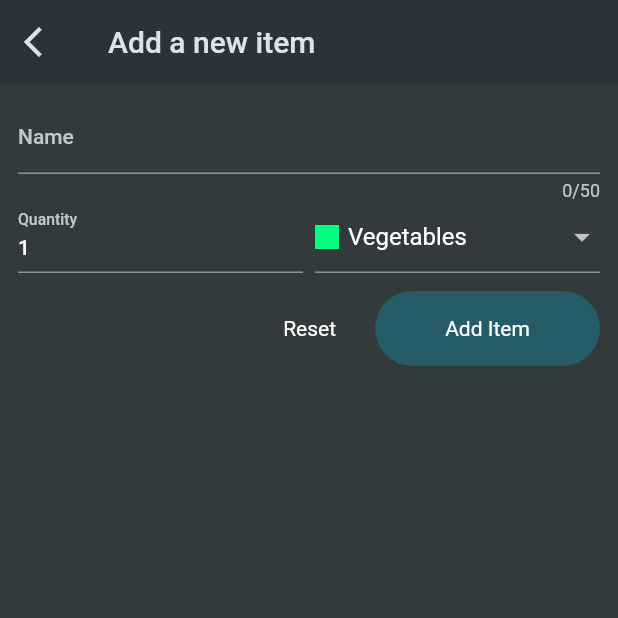
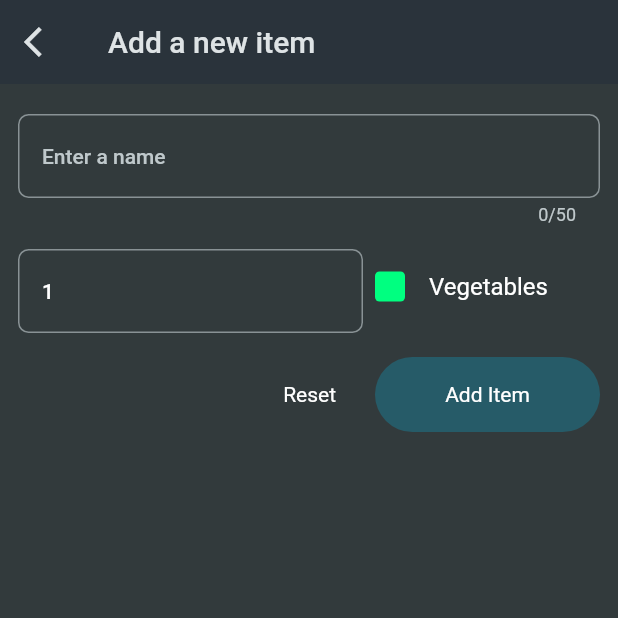
Before and after one commit to dayojiboye/shopping-list, a Flutter app: the screen it shows after launch, after a tap on the "add" icon, on a phone screen of 412 x 824 dp, the top half of it. Run offline on Flutter 3.47's test engine with Material 2 defaults, Android fonts, the phone set to English and light mode, and no system bars; network calls fail.

Commit message:
fix: added more custom widgets and refactored code and ui

```diff
--- a/lib/main.dart
+++ b/lib/main.dart
@@ -1,8 +1,11 @@
 import 'package:flutter/material.dart';
+import 'package:flutter/services.dart';
 import 'package:shopping_list/screens/grocery.dart';
 
 void main() {
-  runApp(const MyApp());
+  WidgetsFlutterBinding.ensureInitialized();
+  SystemChrome.setPreferredOrientations([DeviceOrientation.portraitUp])
+      .then((fn) => runApp(const MyApp()));
 }
 
 class MyApp extends StatelessWidget {
--- a/lib/screens/grocery.dart
+++ b/lib/screens/grocery.dart
@@ -176,7 +176,10 @@ class _GroceryScreenState extends State<GroceryScreen> {
           )
         ],
       ),
-      body: renderContent(),
+      body: Padding(
+        padding: const EdgeInsets.only(top: 0, bottom: 20),
+        child: renderContent(),
+      ),
     );
   }
 }
--- a/lib/screens/new_item.dart
+++ b/lib/screens/new_item.dart
@@ -10,6 +10,8 @@ import "package:http/http.dart" as http;
 import 'package:shopping_list/utils/custom_snackbar.dart';
 import 'package:shopping_list/widgets/app_progress_indicator.dart';
 import 'package:shopping_list/widgets/app_text_button.dart';
+import 'package:shopping_list/widgets/app_text_form_field.dart';
+import 'package:shopping_list/widgets/categories_button.dart';
 import 'package:shopping_list/widgets/touchable_opacity.dart';
 
 class NewItemScreen extends StatefulWidget {
@@ -92,17 +94,14 @@ class _NewItemScreenState extends State<NewItemScreen> {
         ),
       ),
       body: Padding(
-        padding: const EdgeInsets.all(12),
+        padding: const EdgeInsets.symmetric(vertical: 20, horizontal: 12),
         child: Form(
           key: _formKey,
           child: Column(
             children: [
-              TextFormField(
-                maxLength: 50,
+              AppTextFormField(
                 textCapitalization: TextCapitalization.words,
-                decoration: const InputDecoration(
-                  label: Text("Name"),
-                ),
+                hintText: "Enter a name",
                 validator: (value) {
                   if (value == null ||
                       value.isEmpty ||
@@ -115,17 +114,17 @@ class _NewItemScreenState extends State<NewItemScreen> {
                 onSaved: (value) {
                   _enteredName = value!;
                 },
-              ), // instead of TextField()
+              ),
+              const SizedBox(height: 16), // instead of TextField()
               Row(
-                crossAxisAlignment: CrossAxisAlignment.end,
+                crossAxisAlignment: CrossAxisAlignment.start,
                 children: [
                   Expanded(
-                    child: TextFormField(
-                      decoration: const InputDecoration(
-                        label: Text("Quantity"),
-                      ),
+                    child: AppTextFormField(
+                      hintText: "Enter a quantity",
+                      maxLength: null,
+                      initialValue: _enteredQuantity.toString(),
                       keyboardType: TextInputType.number,
-                      initialValue: _enteredQuantity.toString(),
                       validator: (value) {
                         if (value == null ||
                             value.isEmpty ||
@@ -141,45 +140,27 @@ class _NewItemScreenState extends State<NewItemScreen> {
                     ),
                   ),
                   const SizedBox(width: 8),
-                  Expanded(
-                    child: DropdownButtonFormField(
-                      value: _selectedCategory,
-                      items: [
-                        ...categories.entries.map(
-                          (category) => DropdownMenuItem(
-                            value: category.value,
-                            child: Row(
-                              children: [
-                                Container(
-                                  width: 16,
-                                  height: 16,
-                                  color: category.value.color,
-                                ),
-                                const SizedBox(width: 6),
-                                Text(category.value.title),
-                              ],
-                            ),
-                          ),
-                        )
-                      ],
-                      onChanged: (value) {
-                        setState(() {
-                          _selectedCategory = value!;
-                        });
-                      },
-                    ),
-                  ),
+                  CategoriesButton(
+                    selectedCategory: _selectedCategory,
+                    categories: categories,
+                    onSelect: (value) {
+                      setState(() {
+                        _selectedCategory = value!;
+                      });
+                    },
+                  )
                 ],
               ),
-              const SizedBox(
-                height: 12,
-              ),
+              const SizedBox(height: 16),
               Row(
                 mainAxisAlignment: MainAxisAlignment.end,
                 children: [
                   AppTextButton(
                     onTap: () {
                       _formKey.currentState!.reset();
+                      setState(() {
+                        _selectedCategory = categories[Categories.vegetables]!;
+                      });
                     },
                     disabled: _isSending,
                     text: "Reset",
--- /dev/null
+++ b/lib/utils/custom_bottomsheet.dart
@@ -0,0 +1,39 @@
+import 'package:flutter/material.dart';
+
+class CustomBottomsheet {
+  const CustomBottomsheet({
+    required this.context,
+    required this.child,
+  });
+
+  final BuildContext context;
+  final Widget child;
+
+  void open() {
+    showModalBottomSheet(
+      context: context,
+      builder: (ctx) => SizedBox(
+        width: double.infinity,
+        child: Padding(
+          padding: const EdgeInsets.all(12),
+          child: Column(
+            children: [
+              // bottom sheet top handle
+              Container(
+                width: 40,
+                height: 5,
+                decoration: BoxDecoration(
+                  borderRadius: BorderRadius.circular(10),
+                  color: Colors.grey,
+                ),
+              ),
+              const SizedBox(height: 20),
+              // inner child widget
+              child
+            ],
+          ),
+        ),
+      ),
+    );
+  }
+}
--- /dev/null
+++ b/lib/widgets/app_text_form_field.dart
@@ -0,0 +1,71 @@
+import 'package:flutter/material.dart';
+
+class AppTextFormField extends StatelessWidget {
+  const AppTextFormField({
+    super.key,
+    this.controller,
+    this.textInputAction,
+    this.onSaved,
+    this.maxLength = 50,
+    this.decoration,
+    this.validator,
+    this.prefixIcon,
+    this.suffixIcon,
+    this.hintText = "Placeholder",
+    this.keyboardType,
+    this.obscureText = false,
+    this.textCapitalization = TextCapitalization.none,
+    this.label,
+    this.initialValue,
+  });
+
+  final TextEditingController? controller;
+  final TextInputAction? textInputAction;
+  final void Function(String?)? onSaved;
+  final int? maxLength;
+  final InputDecoration? decoration;
+  final String? Function(String?)? validator;
+  final Widget? prefixIcon;
+  final Widget? suffixIcon;
+  final String hintText;
+  final TextInputType? keyboardType;
+  final bool obscureText;
+  final TextCapitalization textCapitalization;
+  final String? label;
+  final String? initialValue;
+
+  @override
+  Widget build(BuildContext context) {
+    return TextFormField(
+      controller: controller,
+      keyboardType: keyboardType,
+      obscureText: obscureText,
+      textInputAction: textInputAction,
+      maxLength: maxLength,
+      textCapitalization: textCapitalization,
+      style: const TextStyle(fontSize: 14),
+      initialValue: initialValue,
+      decoration: decoration ??
+          InputDecoration(
+            label: label != null ? Text(label!) : null,
+            hintText: hintText,
+            hintStyle: const TextStyle(fontSize: 14),
+            prefixIcon: prefixIcon,
+            suffixIcon: suffixIcon,
+            prefix: const Padding(padding: EdgeInsets.only(left: 12)),
+            contentPadding: const EdgeInsets.only(
+              bottom: 20,
+              top: 20,
+              right: 12,
+            ),
+            border: const OutlineInputBorder(
+              borderRadius: BorderRadius.all(
+                Radius.circular(7),
+              ),
+            ),
+          ),
+      validator: validator,
+      onSaved: onSaved,
+    );
+  }
+}
--- /dev/null
+++ b/lib/widgets/categories_button.dart
@@ -0,0 +1,79 @@
+import 'package:flutter/material.dart';
+import 'package:shopping_list/data/categories.dart';
+import 'package:shopping_list/models/category.dart';
+import 'package:shopping_list/utils/custom_bottomsheet.dart';
+import 'package:shopping_list/widgets/category_color_tag.dart';
+import 'package:shopping_list/widgets/touchable_opacity.dart';
+
+class CategoriesButton extends StatefulWidget {
+  const CategoriesButton({
+    super.key,
+    required this.selectedCategory,
+    required this.categories,
+    required this.onSelect,
+  });
+
+  final Category selectedCategory;
+  final Map<Categories, Category> categories;
+  final void Function(Category? value) onSelect;
+
+  @override
+  State<CategoriesButton> createState() => _CategoriesButtonState();
+}
+
+class _CategoriesButtonState extends State<CategoriesButton> {
+  void _openCategoriesBottomsheet() {
+    CustomBottomsheet(
+      context: context,
+      child: Expanded(
+        child: SingleChildScrollView(
+          child: Column(
+            children: categories.entries
+                .map(
+                  (category) => TouchableOpacity(
+                    onTap: () {
+                      widget.onSelect(category.value);
+                      Navigator.of(context).pop();
+                    },
+                    width: double.infinity,
+                    height: null,
+                    padding: const EdgeInsets.symmetric(vertical: 10),
+                    decoration: const BoxDecoration(),
+                    child: ListTile(
+                      leading: CategoryColorTag(color: category.value.color),
+                      title: Text(
+                        category.value.title,
+                        style: const TextStyle(fontSize: 18),
+                      ),
+                    ),
+                  ),
+                )
+                .toList(),
+          ),
+        ),
+      ),
+    ).open();
+  }
+
+  @override
+  Widget build(BuildContext context) {
+    return TouchableOpacity(
+      onTap: _openCategoriesBottomsheet,
+      decoration: const BoxDecoration(),
+      child: Row(
+        children: [
+          CategoryColorTag(
+            color: widget.selectedCategory.color,
+            height: 20,
+            width: 20,
+          ),
+          const SizedBox(width: 16),
+          Text(
+            widget.selectedCategory.title,
+            style: const TextStyle(fontSize: 16),
+          ),
+        ],
+      ),
+    );
+  }
+}
--- /dev/null
+++ b/lib/widgets/category_color_tag.dart
@@ -0,0 +1,26 @@
+import 'package:flutter/material.dart';
+
+class CategoryColorTag extends StatelessWidget {
+  const CategoryColorTag({
+    super.key,
+    required this.color,
+    this.width = 24,
+    this.height = 24,
+  });
+
+  final Color color;
+  final double width;
+  final double height;
+
+  @override
+  Widget build(BuildContext context) {
+    return Container(
+      height: height,
+      width: width,
+      decoration: BoxDecoration(
+        color: color,
+        borderRadius: BorderRadius.circular(3),
+      ),
+    );
+  }
+}
--- a/lib/widgets/grocery_list.dart
+++ b/lib/widgets/grocery_list.dart
@@ -1,5 +1,6 @@
 import 'package:flutter/material.dart';
 import 'package:shopping_list/models/grocery_item.dart';
+import 'package:shopping_list/widgets/category_color_tag.dart';
 
 class GroceryList extends StatelessWidget {
   const GroceryList(
@@ -19,14 +20,7 @@ class GroceryList extends StatelessWidget {
         },
         background: Container(color: Colors.red),
         child: ListTile(
-          leading: Container(
-            height: 24,
-            width: 24,
-            decoration: BoxDecoration(
-              borderRadius: BorderRadius.circular(3),
-              color: groceryItems[index].category.color,
-            ),
-          ),
+          leading: CategoryColorTag(color: groceryItems[index].category.color),
           title: Text(
             groceryItems[index].name,
             style: const TextStyle(fontSize: 20),
```
